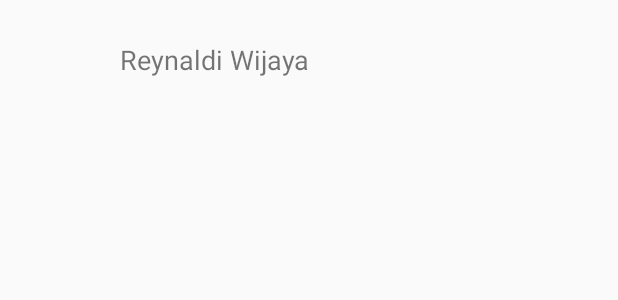
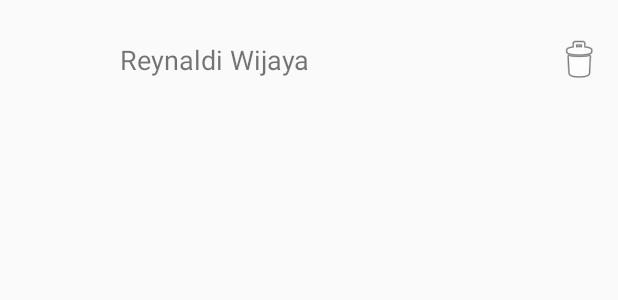
Before and after one commit to firdaus1453/DatabaseSiswa, an Android app: the layout item_siswa.xml on its own in the app's theme, with its tools: preview values and no code run, on a phone screen of 412 x 824 dp. Shown: the top 300 px of the screen. Run offline under Robolectric (Android 15) with nearby library versions, the phone set to English and light mode, and no system bars.

```diff
--- a/app/src/main/java/me/firdaus1453/databasesiswa/adapter/KelasAdapter.java
+++ b/app/src/main/java/me/firdaus1453/databasesiswa/adapter/KelasAdapter.java
@@ -158,10 +158,6 @@ public class KelasAdapter extends RecyclerView.Adapter<KelasAdapter.ViewHolder>
                         return true;
                     }
                 });
-
-
-
-
             }
         });
 
--- a/app/src/main/res/layout/activity_tambah_siswa.xml
+++ b/app/src/main/res/layout/activity_tambah_siswa.xml
@@ -1,5 +1,6 @@
 <?xml version="1.0" encoding="utf-8"?>
-<LinearLayout xmlns:android="http://schemas.android.com/apk/res/android"
+<LinearLayout
+    xmlns:android="http://schemas.android.com/apk/res/android"
     android:layout_width="match_parent"
     android:layout_height="match_parent"
     android:orientation="vertical"
@@ -46,7 +47,6 @@
             android:layout_width="wrap_content"
             android:layout_height="wrap_content"
             android:text="Perempuan"/>
-
     </RadioGroup>
 
     <EditText
--- a/app/src/main/res/layout/item_siswa.xml
+++ b/app/src/main/res/layout/item_siswa.xml
@@ -2,13 +2,8 @@
 <LinearLayout xmlns:android="http://schemas.android.com/apk/res/android"
     android:layout_width="match_parent"
     android:layout_height="wrap_content"
-    android:orientation="vertical"
+    android:orientation="horizontal"
     android:padding="10dp">
-
-    <LinearLayout
-        android:layout_width="match_parent"
-        android:layout_height="wrap_content"
-        android:orientation="horizontal">
 
     <ImageView
         android:id="@+id/img_view"
@@ -18,14 +13,20 @@
         android:padding="5dp" />
 
     <TextView
-        android:layout_marginStart="10dp"
         android:id="@+id/txt_name_siswa"
         android:layout_width="match_parent"
         android:layout_height="match_parent"
+        android:layout_marginStart="10dp"
         android:layout_weight="1"
         android:gravity="center_vertical"
         android:text="Reynaldi Wijaya"
         android:textSize="18sp" />
-    </LinearLayout>
 
+    <ImageButton
+        android:id="@+id/btnDelete"
+        android:layout_weight="0"
+        android:layout_width="wrap_content"
+        android:layout_height="match_parent"
+        android:src="@android:drawable/ic_menu_delete"
+        android:background="@android:color/transparent"/>
 </LinearLayout>
```
Also changed, not shown: app/src/main/java/me/firdaus1453/databasesiswa/adapter/SiswaAdapter.java (+5 -2 lines), app/src/main/java/me/firdaus1453/databasesiswa/ui/siswa/TambahSiswaActivity.java (+22 -14 lines).
